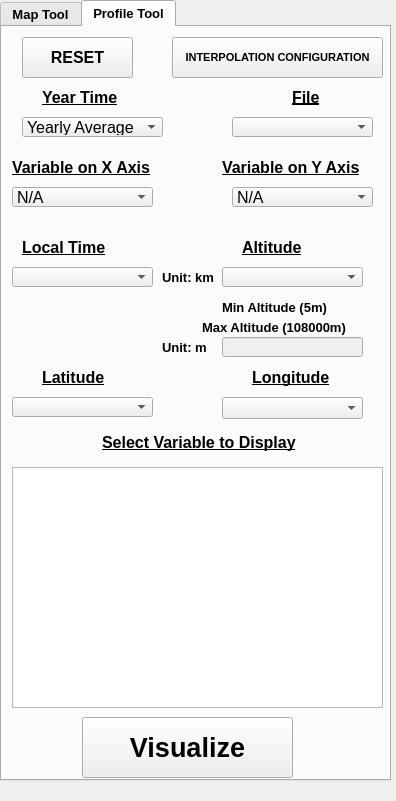
First picture: the form in mcd_visualizer_dockwidget_base_profiles.ui, repository davidsr21/mcd_visualizer, before the edit.
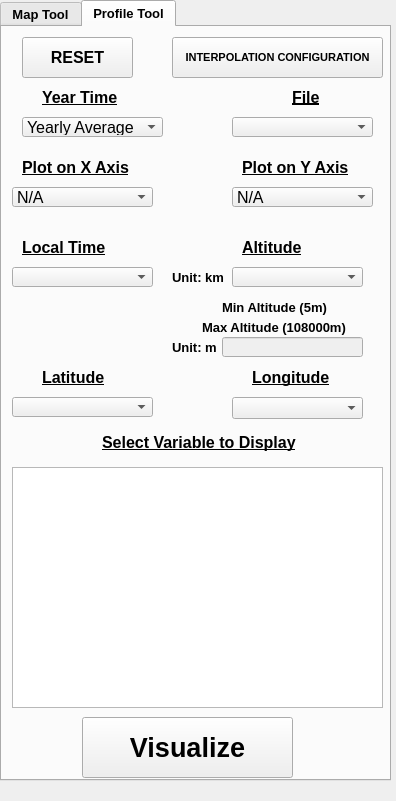
Second picture: the form after the edit.

Commit message: Profile selection ended. All logic integrated. Missing plot and interpolation

```diff
--- a/mcd_visualizer_dockwidget_base_profiles.ui
+++ b/mcd_visualizer_dockwidget_base_profiles.ui
@@ -1013,9 +1013,9 @@
      <widget class="QComboBox" name="Combo_Altitud_Profile">
       <property name="geometry">
        <rect>
-        <x>220</x>
+        <x>230</x>
         <y>240</y>
-        <width>141</width>
+        <width>131</width>
         <height>20</height>
        </rect>
       </property>
@@ -1171,9 +1171,9 @@
      <widget class="QComboBox" name="Combo_Longitud_Profile">
       <property name="geometry">
        <rect>
-        <x>220</x>
+        <x>230</x>
         <y>370</y>
-        <width>141</width>
+        <width>131</width>
         <height>22</height>
        </rect>
       </property>
@@ -1210,7 +1210,7 @@
      <widget class="QLabel" name="Label_Epoca_3">
       <property name="geometry">
        <rect>
-        <x>10</x>
+        <x>20</x>
         <y>130</y>
         <width>151</width>
         <height>21</height>
@@ -1226,13 +1226,13 @@
        </font>
       </property>
       <property name="text">
-       <string>Variable on X Axis</string>
+       <string>Plot on X Axis</string>
       </property>
      </widget>
      <widget class="QLabel" name="Label_Epoca_4">
       <property name="geometry">
        <rect>
-        <x>220</x>
+        <x>240</x>
         <y>130</y>
         <width>151</width>
         <height>21</height>
@@ -1248,13 +1248,13 @@
        </font>
       </property>
       <property name="text">
-       <string>Variable on Y Axis</string>
+       <string>Plot on Y Axis</string>
       </property>
      </widget>
      <widget class="QLabel" name="Label_Altitud_16">
       <property name="geometry">
        <rect>
-        <x>160</x>
+        <x>170</x>
         <y>310</y>
         <width>51</width>
         <height>21</height>
@@ -1276,9 +1276,9 @@
      <widget class="QLabel" name="Label_Altitud_17">
       <property name="geometry">
        <rect>
-        <x>160</x>
+        <x>170</x>
         <y>240</y>
-        <width>51</width>
+        <width>61</width>
         <height>21</height>
        </rect>
       </property>
```
The commit also changes 2 other files.
